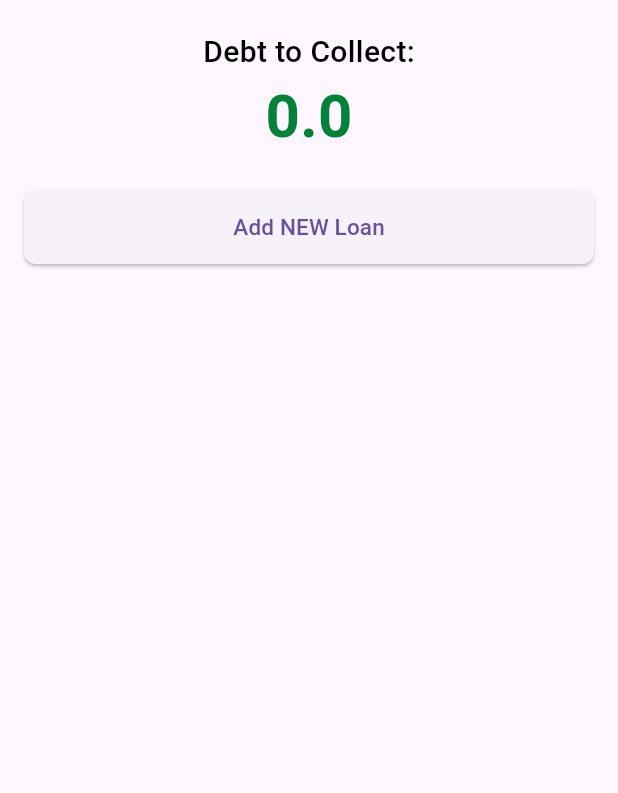
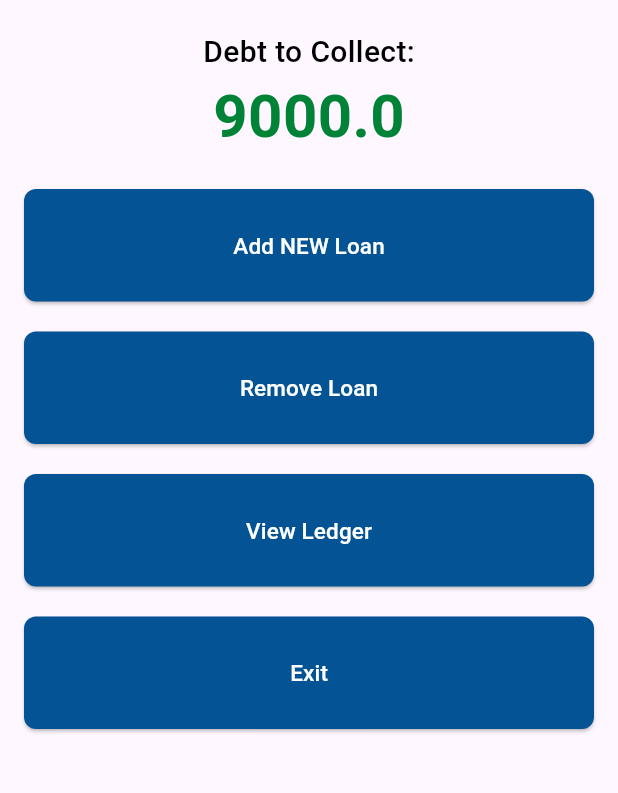
Before and after one commit to ivan-sanjuan/debt_payment_tracker_app, a Flutter app: the screen it shows after launch, on a phone screen of 412 x 824 dp, the part 84-877 px from its top. Run offline on Flutter 3.47's test engine with Material 3 defaults, Android fonts, the phone set to English and light mode, and no system bars.

Commit message:
trying building classes

```diff
--- a/lib/models/app_functions.dart
+++ b/lib/models/app_functions.dart
@@ -15,9 +15,13 @@ class AppFunction extends StatelessWidget {
         width: double.infinity,
         child: ElevatedButton.icon(
           onPressed: onPressed,
-          label: Text(label, style: TextStyle(fontSize: 15)),
+          label: Text(
+            label,
+            style: TextStyle(fontSize: 15, color: Colors.white),
+          ),
           style: ElevatedButton.styleFrom(
-            minimumSize: Size(double.infinity, 50),
+            backgroundColor: const Color.fromARGB(255, 4, 83, 148),
+            minimumSize: Size(double.infinity, 75),
             shape: RoundedRectangleBorder(
               borderRadius: BorderRadius.circular(8),
             ),
--- a/lib/screens/app_home.dart
+++ b/lib/screens/app_home.dart
@@ -9,7 +9,7 @@ class AppHome extends StatefulWidget {
 }
 
 class _AppHomeState extends State<AppHome> {
-  double debtAmount = 0;
+  double debtAmount = 9000.00;
 
   @override
   Widget build(BuildContext context) {
@@ -50,6 +50,9 @@ class _AppHomeState extends State<AppHome> {
                   ),
                 ),
                 AppFunction(onPressed: () {}, label: 'Add NEW Loan'),
+                AppFunction(onPressed: () {}, label: 'Remove Loan'),
+                AppFunction(onPressed: () {}, label: 'View Ledger'),
+                AppFunction(onPressed: () {}, label: 'Exit'),
               ],
             ),
           ),
```
Also changed, not shown: lib/models/new_transaction.dart (added, +13 -0 lines).
